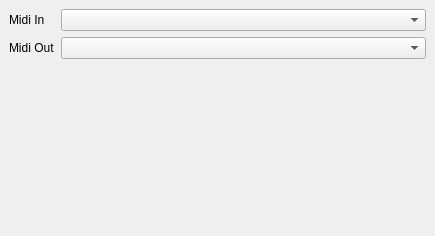
Qt form statuswidget.ui (b-viguier/MidiStudio) before a commit.
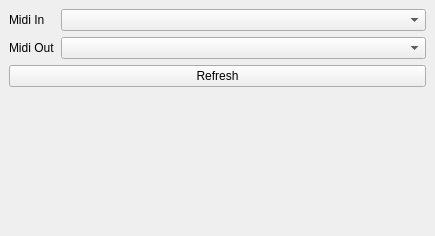
The same form after that commit.

Commit message: Added basic listing of Midi interfaces

What changed in the file:
```diff
--- a/statuswidget.ui
+++ b/statuswidget.ui
@@ -14,6 +14,8 @@
    <string>Midi Status</string>
   </property>
   <widget class="QWidget" name="dockWidgetContents">
+   <layout class="QVBoxLayout" name="verticalLayout">
+    <item>
    <layout class="QFormLayout" name="formLayout">
     <item row="1" column="1">
      <widget class="QComboBox" name="midi_in"/>
@@ -36,6 +38,28 @@
      <widget class="QComboBox" name="midi_out"/>
     </item>
    </layout>
+    </item>
+    <item>
+     <widget class="QPushButton" name="reset">
+      <property name="text">
+       <string>Refresh</string>
+      </property>
+     </widget>
+    </item>
+    <item>
+     <spacer name="verticalSpacer">
+      <property name="orientation">
+       <enum>Qt::Vertical</enum>
+      </property>
+      <property name="sizeHint" stdset="0">
+       <size>
+        <width>20</width>
+        <height>40</height>
+       </size>
+      </property>
+     </spacer>
+    </item>
+   </layout>
   </widget>
  </widget>
  <resources/>
```
Left out of the diff: 37 changed lines with no effect on the pictures. Lines whose indentation alone changed are shown as unchanged. The commit also changes 4 other files.
